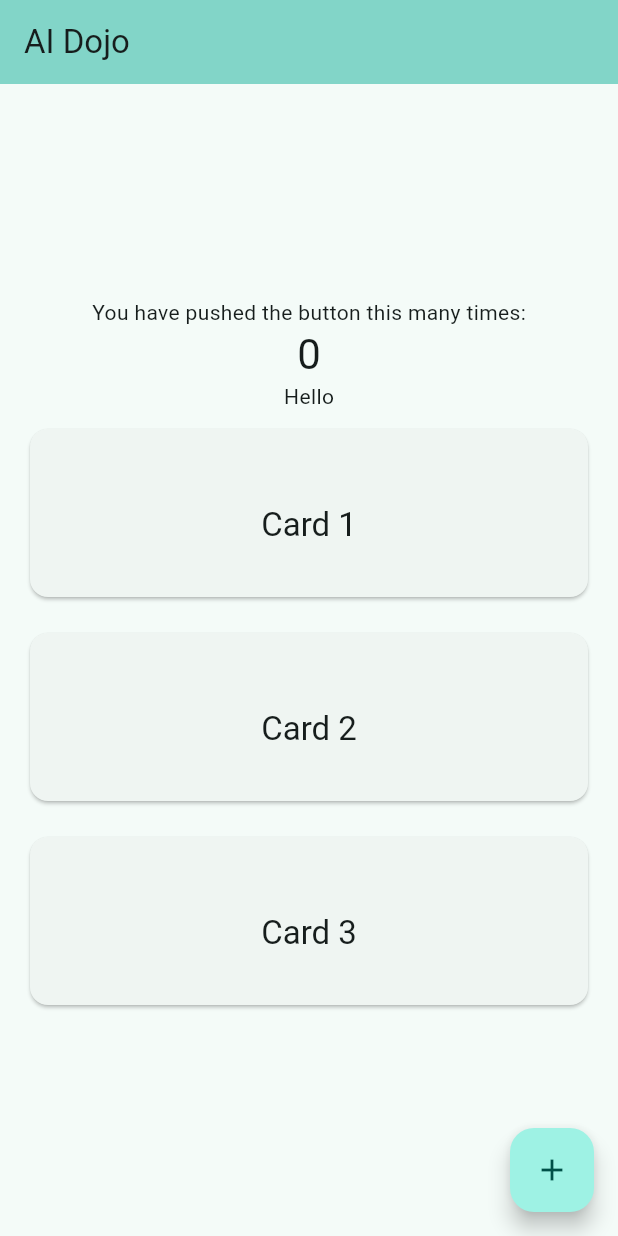
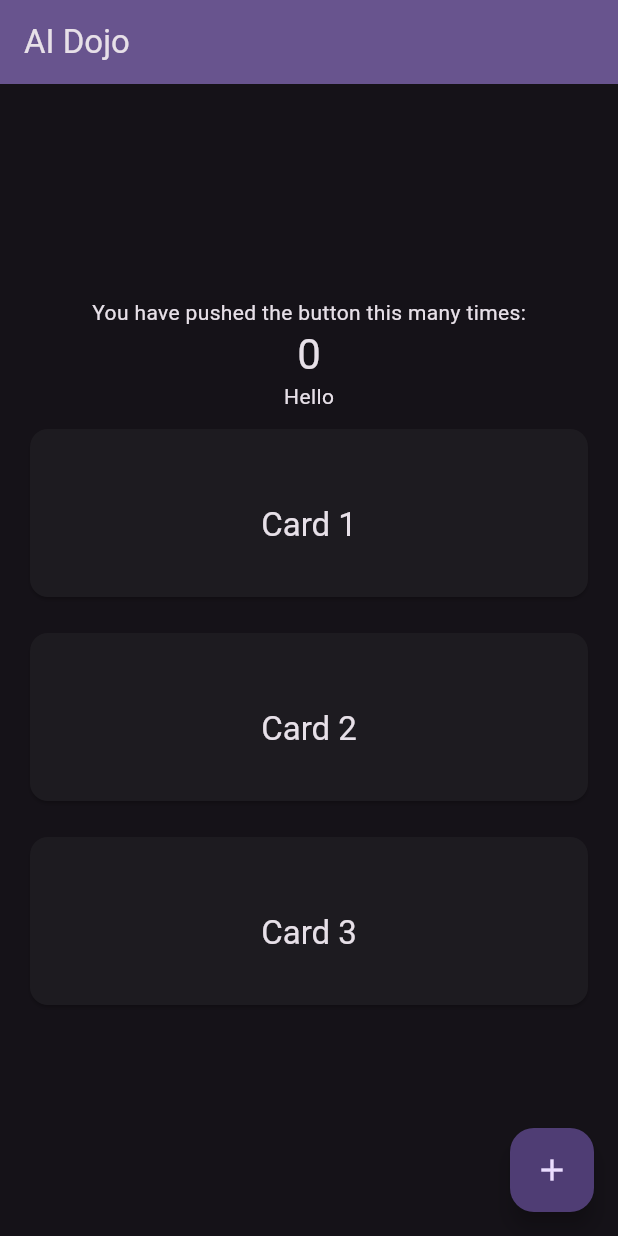
Before and after one commit to benamiller/ai_dojo, a Flutter app: the screen it shows after launch, on a phone screen of 412 x 824 dp. Run offline on Flutter 3.47's test engine with Material 3 defaults, Android fonts, the phone set to English and light mode, and no system bars.

Commit message:
Dark theme and consistent appbar colouring

```diff
--- a/lib/main.dart
+++ b/lib/main.dart
@@ -32,7 +32,10 @@ class MyApp extends StatelessWidget {
         //
         // This works for code too, not just values: Most code changes can be
         // tested with just a hot reload.
-        colorScheme: ColorScheme.fromSeed(seedColor: Colors.teal),
+        colorScheme: ColorScheme.fromSeed(
+          seedColor: Colors.deepPurple,
+          brightness: Brightness.dark,
+        ),
         useMaterial3: true,
       ),
       home: const HomePage(title: 'AI Dojo'),
--- a/lib/screens/rush.dart
+++ b/lib/screens/rush.dart
@@ -13,7 +13,10 @@ class _RushState extends State<Rush> {
   @override
   Widget build(BuildContext context) {
     return Scaffold(
-      appBar: AppBar(title: Text(widget.title)),
+      appBar: AppBar(
+        title: Text(widget.title),
+        backgroundColor: Theme.of(context).colorScheme.inversePrimary,
+      ),
       body: Text("Testing"),
     );
   }
```
